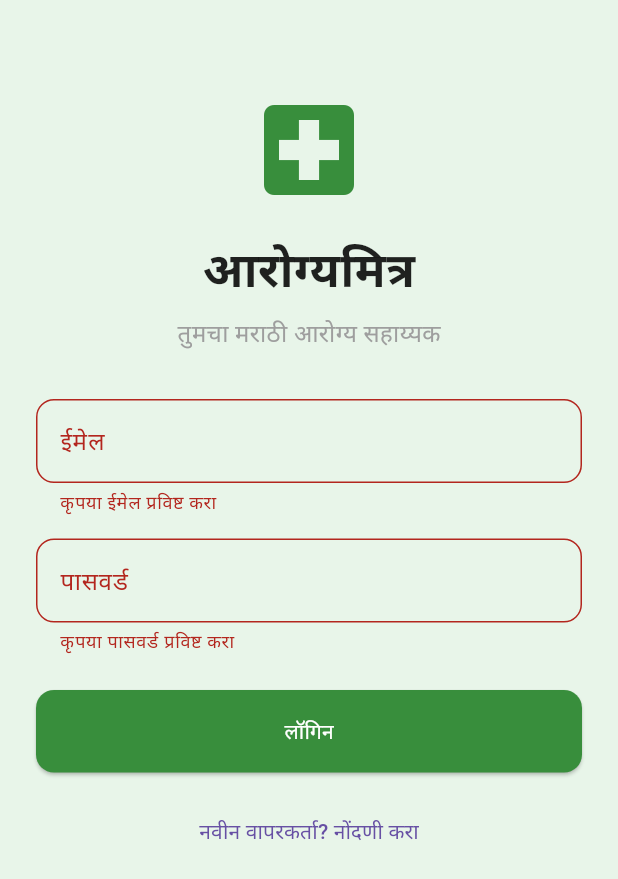
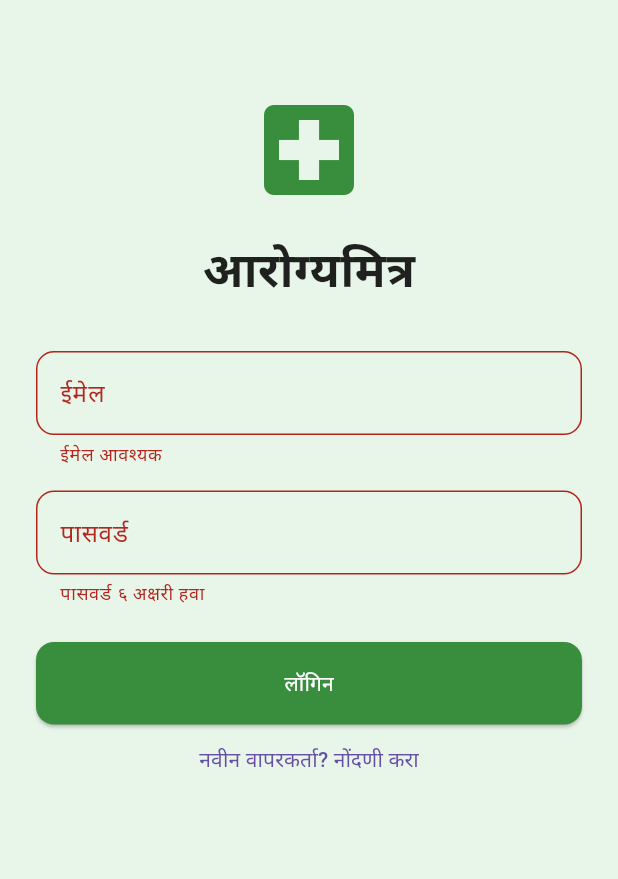
Before and after one commit to mrunmayeedamle/aarogya-mitra, a Flutter app: the LoginScreen screen opened directly, after a tap on "लॉगिन", on a phone screen of 412 x 824 dp. Shown: the top 879 px of the screen. Run offline on Flutter 3.47's test engine with Material 3 defaults, Android fonts, the phone set to English and light mode, and no system bars; our stand-ins replace flutter_tts, permission_handler, shared_preferences; missing offline and left inert: record; accounts and stored records are empty; network calls fail.

Commit message:
main working version before major changes

```diff
--- a/lib/providers/auth_provider.dart
+++ b/lib/providers/auth_provider.dart
@@ -13,7 +13,7 @@ class AuthProvider with ChangeNotifier {
   String? get userEmail => _userEmail;
 
   // Replace this with your actual Flask backend IP
-  final String _baseUrl = 'http://10.141.115.196:5000/api';
+  final String _baseUrl = 'http://10.99.143.196:5000/api';
 
   AuthProvider() {
     _checkAuthStatus();
--- a/lib/providers/chat_provider.dart
+++ b/lib/providers/chat_provider.dart
@@ -59,7 +59,7 @@ class ChatProvider with ChangeNotifier {
   List<ChatMessage> _messages = [];
   List<Map<String, dynamic>> _conversations = [];
 
-  final String baseUrl = 'http://10.141.115.196:5000/api';
+  final String baseUrl = 'http://10.99.143.196:5000/api';
 
   List<ChatMessage> get messages => _messages;
   List<Map<String, dynamic>> get conversations => _conversations;
--- a/lib/screens/login_screen.dart
+++ b/lib/screens/login_screen.dart
@@ -20,11 +20,17 @@ class _LoginScreenState extends State<LoginScreen> {
   String? _selectedGender;
   bool _isLogin = true;
 
-  // 🔹 Update this IP address to match your Flask backend IP
-  final String baseUrl = 'http://10.141.115.196:5000/api';
+  // 🔹 Use your correct IP address
+  final String baseUrl = 'http://10.99.143.196:5000/api';
 
   Future<void> _handleAuth(BuildContext context) async {
-    if (!_formKey.currentState!.validate()) return;
+    // 💡 CHECK YOUR DEBUG CONSOLE FOR THIS MESSAGE
+    debugPrint("🚀 AUTH BUTTON CLICKED! Mode: ${_isLogin ? 'Login' : 'Signup'}");
+
+    if (!_formKey.currentState!.validate()) {
+      debugPrint("❌ Form validation failed");
+      return;
+    }
 
     final email = _emailController.text.trim();
     final password = _passwordController.text.trim();
@@ -43,19 +49,23 @@ class _LoginScreenState extends State<LoginScreen> {
       'gender': gender
     };
 
+    debugPrint("📡 Sending request to: $url");
+
     try {
       final response = await http.post(
         Uri.parse(url),
         headers: {'Content-Type': 'application/json'},
         body: jsonEncode(body),
-      );
+      ).timeout(const Duration(seconds: 10));
+
+      debugPrint("📤 Status Code: ${response.statusCode}");
+      debugPrint("📄 Response: ${response.body}");
 
       if (!mounted) return;
 
       final data = jsonDecode(response.body);
 
       if (response.statusCode == 200 || response.statusCode == 201) {
-        // ✅ Successful login or signup
         final authProvider = Provider.of<AuthProvider>(context, listen: false);
         await authProvider.setAuthenticated(email);
 
@@ -63,15 +73,15 @@ class _LoginScreenState extends State<LoginScreen> {
           SnackBar(content: Text(data['message'] ?? 'यशस्वी ✅')),
         );
       } else {
-        // ❌ Error message from backend
         ScaffoldMessenger.of(context).showSnackBar(
           SnackBar(content: Text(data['message'] ?? 'त्रुटी आली')),
         );
       }
     } catch (e) {
+      debugPrint("⚠️ NETWORK ERROR: $e");
       if (!mounted) return;
       ScaffoldMessenger.of(context).showSnackBar(
-        const SnackBar(content: Text('सर्व्हरशी संपर्क साधता आला नाही ❌')),
+        SnackBar(content: Text('सर्व्हरशी संपर्क नाही: $e')),
       );
     }
   }
@@ -104,68 +114,15 @@ class _LoginScreenState extends State<LoginScreen> {
                     color: Colors.black87,
                   ),
                 ),
-                const SizedBox(height: 8),
-                const Text(
-                  'तुमचा मराठी आरोग्य सहाय्यक',
-                  style: TextStyle(fontSize: 16, color: Colors.grey),
-                ),
                 const SizedBox(height: 32),
                 if (!_isLogin) ...[
                   TextFormField(
                     controller: _nameController,
                     decoration: InputDecoration(
                       labelText: 'नाव',
-                      border: OutlineInputBorder(
-                        borderRadius: BorderRadius.circular(12),
+                      border: OutlineInputBorder(borderRadius: BorderRadius.circular(12)),
                     ),
-                    ),
-                    validator: (value) => value == null || value.isEmpty
-                        ? 'कृपया नाव प्रविष्ट करा'
-                        : null,
-                  ),
-                  const SizedBox(height: 16),
-                  Row(
-                    children: [
-                      Expanded(
-                        child: TextFormField(
-                          controller: _ageController,
-                          keyboardType: TextInputType.number,
-                          decoration: InputDecoration(
-                            labelText: 'वय',
-                            border: OutlineInputBorder(
-                              borderRadius: BorderRadius.circular(12),
-                            ),
-                          ),
-                          validator: (value) {
-                            if (!_isLogin && (value == null || value.isEmpty)) {
-                              return 'कृपया वय प्रविष्ट करा';
-                            }
-                            return null;
-                          },
-                        ),
-                      ),
-                      const SizedBox(width: 16),
-                      Expanded(
-                        child: DropdownButtonFormField<String>(
-                          initialValue: _selectedGender,
-                          decoration: InputDecoration(
-                            labelText: 'लिंग',
-                            border: OutlineInputBorder(
-                              borderRadius: BorderRadius.circular(12),
-                            ),
-                          ),
-                          items: const [
-                            DropdownMenuItem(value: 'पुरुष', child: Text('पुरुष')),
-                            DropdownMenuItem(value: 'स्त्री', child: Text('स्त्री')),
-                            DropdownMenuItem(value: 'इतर', child: Text('इतर')),
-                          ],
-                          onChanged: (value) => setState(() => _selectedGender = value),
-                          validator: (value) => !_isLogin && value == null
-                              ? 'निवडा'
-                              : null,
-                        ),
-                      ),
-                    ],
+                    validator: (v) => v!.isEmpty ? 'नाव आवश्यक' : null,
                   ),
                   const SizedBox(height: 16),
                 ],
@@ -173,13 +130,9 @@ class _LoginScreenState extends State<LoginScreen> {
                   controller: _emailController,
                   decoration: InputDecoration(
                     labelText: 'ईमेल',
-                    border: OutlineInputBorder(
-                      borderRadius: BorderRadius.circular(12),
+                    border: OutlineInputBorder(borderRadius: BorderRadius.circular(12)),
                   ),
-                  ),
-                  validator: (value) => value == null || value.isEmpty
-                      ? 'कृपया ईमेल प्रविष्ट करा'
-                      : null,
+                  validator: (v) => v!.isEmpty ? 'ईमेल आवश्यक' : null,
                 ),
                 const SizedBox(height: 16),
                 TextFormField(
@@ -187,50 +140,28 @@ class _LoginScreenState extends State<LoginScreen> {
                   obscureText: true,
                   decoration: InputDecoration(
                     labelText: 'पासवर्ड',
-                    border: OutlineInputBorder(
-                      borderRadius: BorderRadius.circular(12),
+                    border: OutlineInputBorder(borderRadius: BorderRadius.circular(12)),
                   ),
-                  ),
-                  validator: (value) {
-                    if (value == null || value.isEmpty) {
-                      return 'कृपया पासवर्ड प्रविष्ट करा';
-                    }
-                    if (value.length < 6) {
-                      return 'पासवर्ड ६ वर्णांपेक्षा जास्त असावा';
-                    }
-                    return null;
-                  },
+                  validator: (v) => v!.length < 6 ? 'पासवर्ड ६ अक्षरी हवा' : null,
                 ),
                 const SizedBox(height: 24),
                 ElevatedButton(
                   onPressed: authProvider.isLoading
                       ? null
-                      : () async => _handleAuth(context),
+                      : () => _handleAuth(context),
                   style: ElevatedButton.styleFrom(
                     minimumSize: const Size(double.infinity, 55),
                     backgroundColor: Colors.green.shade700,
                     foregroundColor: Colors.white,
-                    shape: RoundedRectangleBorder(
-                      borderRadius: BorderRadius.circular(12),
-                    ),
+                    shape: RoundedRectangleBorder(borderRadius: BorderRadius.circular(12)),
                   ),
                   child: authProvider.isLoading
                       ? const CircularProgressIndicator(color: Colors.white)
                       : Text(_isLogin ? 'लॉगिन' : 'नोंदणी करा'),
                 ),
-                const SizedBox(height: 16),
                 TextButton(
-                  onPressed: () {
-                    setState(() {
-                      _isLogin = !_isLogin;
-                      _selectedGender = null;
-                    });
-                  },
-                  child: Text(
-                    _isLogin
-                        ? 'नवीन वापरकर्ता? नोंदणी करा'
-                        : 'आधीच खाते आहे? लॉगिन करा',
-                  ),
+                  onPressed: () => setState(() => _isLogin = !_isLogin),
+                  child: Text(_isLogin ? 'नवीन वापरकर्ता? नोंदणी करा' : 'लॉगिन करा'),
                 ),
               ],
             ),
--- a/lib/screens/profile_screen.dart
+++ b/lib/screens/profile_screen.dart
@@ -14,7 +14,7 @@ class ProfileScreen extends StatefulWidget {
 class _ProfileScreenState extends State<ProfileScreen> {
   Map<String, dynamic>? profileData;
   bool isLoading = true;
-  final String baseUrl = 'http://10.141.115.196:5000/api';
+  final String baseUrl = 'http://10.99.143.196:5000/api';
 
   @override
   void initState() {
```
Also changed, not shown: 6 other files. Lines whose indentation alone changed are shown as unchanged.
